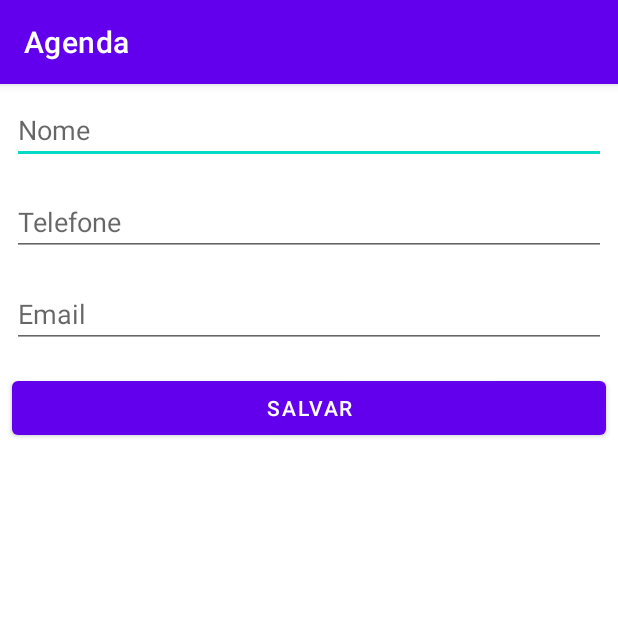
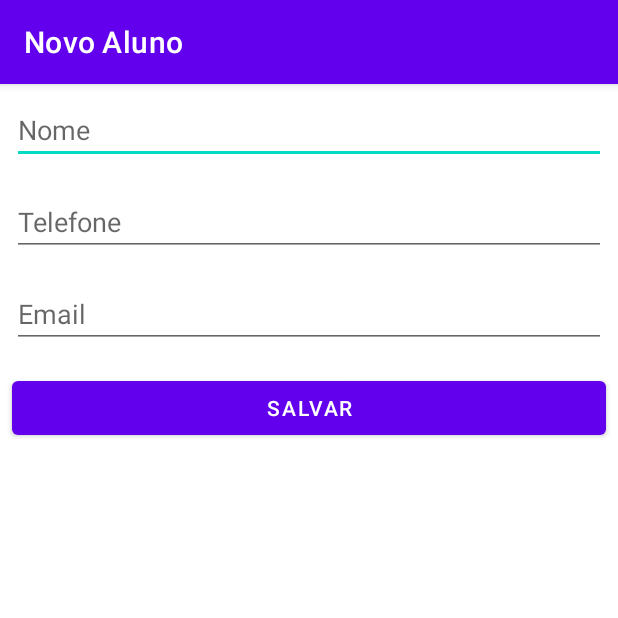
Before and after one commit to karlgama/android-agenda, an Android app: the screen it shows after launch (FormularioAlunoActivity), after a tap on an icon or button, on a phone screen of 412 x 824 dp, the top half of it. Run offline under Robolectric (Android 15) with nearby library versions, the phone set to English and light mode, and no system bars.

```diff
--- a/src/main/java/br/alura/ui/activity/FormularioAlunoActivity.java
+++ b/src/main/java/br/alura/ui/activity/FormularioAlunoActivity.java
@@ -1,11 +1,10 @@
 package br.alura.ui.activity;
 
-import android.content.Intent;
 import android.os.Bundle;
-import android.view.View;
 import android.widget.Button;
 import android.widget.EditText;
 
+import androidx.annotation.NonNull;
 import androidx.appcompat.app.AppCompatActivity;
 
 import br.alura.R;
@@ -14,29 +13,47 @@ import br.alura.model.Aluno;
 
 public class FormularioAlunoActivity extends AppCompatActivity {
 
+    public static final String TITULO_APPBAR = "Novo Aluno";
+    private EditText campoNome;
+    private EditText campoEmail;
+    private EditText campoTelefone;
+    private final AlunoDAO dao = new AlunoDAO();
+
     @Override
     protected void onCreate(Bundle savedInstanceState) {
         super.onCreate(savedInstanceState);
+        setContentView(R.layout.activity_formulario_aluno);
+        inicializacaoDosCampos();
+        setTitle(TITULO_APPBAR);
+        configuraBotaoSalvar();
+    }
 
-        setContentView(R.layout.activity_formulario_aluno);
-
-        AlunoDAO dao = new AlunoDAO();
-
-        final EditText campoNome = findViewById(R.id.activity_formulario_aluno_nome);
-        final EditText campoEmail = findViewById(R.id.activity_formulario_aluno_email);
-        final EditText campoTelefone = findViewById(R.id.activity_formulario_aluno_telefone);
-
-
+    private void configuraBotaoSalvar() {
         Button botaoSalvar = findViewById(R.id.activity_formulario_aluno_botao_salvar);
         botaoSalvar.setOnClickListener(view -> {
-            String nome = campoNome.getText().toString();
-            String telefone = campoTelefone.getText().toString();
-            String email = campoEmail.getText().toString();
-
-            Aluno alunoCriado = new Aluno(nome, telefone, email);
-            dao.salva(alunoCriado);
-
-            finish();
+            Aluno alunoCriado = criaAluno();
+            salva(alunoCriado);
         });
     }
+
+    private void inicializacaoDosCampos() {
+        campoNome = findViewById(R.id.activity_formulario_aluno_nome);
+        campoEmail = findViewById(R.id.activity_formulario_aluno_email);
+        campoTelefone = findViewById(R.id.activity_formulario_aluno_telefone);
+    }
+
+    @NonNull
+    private Aluno criaAluno() {
+        String nome = campoNome.getText().toString();
+        String telefone = campoTelefone.getText().toString();
+        String email = campoEmail.getText().toString();
+
+        return new Aluno(nome, telefone, email);
+    }
+
+    private void salva(Aluno aluno) {
+        dao.salva(aluno);
+        finish();
+    }
+
 }
--- a/src/main/java/br/alura/ui/activity/ListaAlunosActivity.java
+++ b/src/main/java/br/alura/ui/activity/ListaAlunosActivity.java
@@ -14,24 +14,36 @@ import br.alura.R;
 import br.alura.dao.AlunoDAO;
 
 public class ListaAlunosActivity extends AppCompatActivity {
+
+    public static final String TITULO_APPBAR = "Lista de alunos";
+
+    private final AlunoDAO dao = new AlunoDAO();
+
     @Override
     protected void onCreate(@Nullable Bundle savedInstanceState) {
         super.onCreate(savedInstanceState);
         setContentView(R.layout.activity_lista_alunos);
+        setTitle(TITULO_APPBAR);
+        configuraFabNovoAluno();
+    }
 
-        setTitle("Lista de alunos");
+    private void configuraFabNovoAluno() {
+        FloatingActionButton botaoNovoALuno = findViewById(R.id.activity_lista_alunos_fab_novo_aluno);
+        botaoNovoALuno.setOnClickListener(view -> abreFormularioAluno());
+    }
 
-        FloatingActionButton botaoNovoALuno = findViewById(R.id.activity_lista_alunos_fab_novo_aluno);
-        botaoNovoALuno.setOnClickListener(view -> startActivity(new Intent(
-                        ListaAlunosActivity.this, FormularioAlunoActivity.class
-                ))
-        );
+    public void abreFormularioAluno() {
+        startActivity(new Intent(
+                this, FormularioAlunoActivity.class));
     }
 
     @Override
     protected void onResume() {
         super.onResume();
-        AlunoDAO dao = new AlunoDAO();
+        configuraLista();
+    }
+
+    private void configuraLista() {
         ListView listaDeAlunos = findViewById(R.id.activity_lista_alunos_listview);
         listaDeAlunos.setAdapter(new ArrayAdapter<>(
                 this,
```
